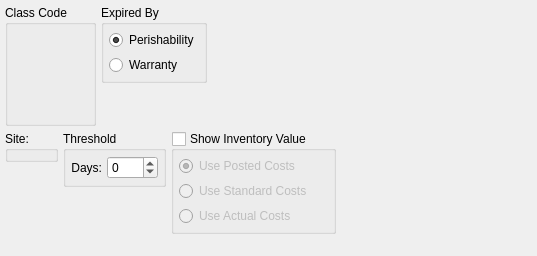
WooodHead/xtuple, file xtuple/trunk/guiclient/displays/dspExpiredInventoryByClassCode.ui: the form before one commit.
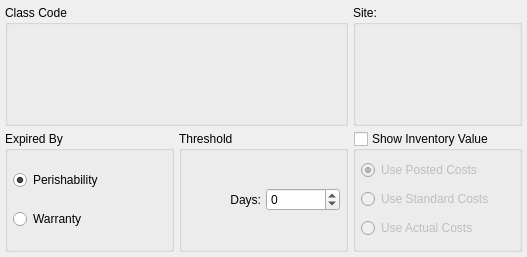
The form after the commit. Custom widgets are drawn as their Qt base class.

The edit to the form file:
```diff
--- a/xtuple/trunk/guiclient/displays/dspExpiredInventoryByClassCode.ui
+++ b/xtuple/trunk/guiclient/displays/dspExpiredInventoryByClassCode.ui
@@ -13,17 +13,15 @@
    <rect>
     <x>0</x>
     <y>0</y>
-    <width>537</width>
-    <height>256</height>
+    <width>527</width>
+    <height>257</height>
    </rect>
   </property>
   <property name="windowTitle">
    <string>Expired Inventory</string>
   </property>
-  <layout class="QVBoxLayout" name="verticalLayout_8">
-   <item>
-    <layout class="QHBoxLayout" name="horizontalLayout_2">
-     <item>
+  <layout class="QGridLayout" name="gridLayout">
+   <item row="0" column="0" colspan="2">
       <widget class="ParameterGroup" name="_classCode">
        <property name="focusPolicy">
         <enum>Qt::StrongFocus</enum>
@@ -36,9 +34,26 @@
        </property>
       </widget>
      </item>
-     <item>
-      <layout class="QVBoxLayout" name="verticalLayout_3">
-       <item>
+   <item row="0" column="2">
+    <widget class="WarehouseGroup" name="_warehouse">
+     <property name="sizePolicy">
+      <sizepolicy hsizetype="Preferred" vsizetype="Preferred">
+       <horstretch>0</horstretch>
+       <verstretch>0</verstretch>
+      </sizepolicy>
+     </property>
+     <property name="focusPolicy">
+      <enum>Qt::StrongFocus</enum>
+     </property>
+     <property name="title">
+      <string>Site:</string>
+     </property>
+     <property name="fixedSize">
+      <bool>false</bool>
+     </property>
+    </widget>
+   </item>
+   <item row="1" column="0">
         <widget class="QGroupBox" name="_expiredByGroup">
          <property name="title">
           <string>Expired By</string>
@@ -64,80 +79,7 @@
          </layout>
         </widget>
        </item>
-       <item>
-        <spacer name="verticalSpacer_2">
-         <property name="orientation">
-          <enum>Qt::Vertical</enum>
-         </property>
-         <property name="sizeType">
-          <enum>QSizePolicy::MinimumExpanding</enum>
-         </property>
-         <property name="sizeHint" stdset="0">
-          <size>
-           <width>20</width>
-           <height>0</height>
-          </size>
-         </property>
-        </spacer>
-       </item>
-      </layout>
-     </item>
-     <item>
-      <spacer name="horizontalSpacer">
-       <property name="orientation">
-        <enum>Qt::Horizontal</enum>
-       </property>
-       <property name="sizeHint" stdset="0">
-        <size>
-         <width>0</width>
-         <height>20</height>
-        </size>
-       </property>
-      </spacer>
-     </item>
-    </layout>
-   </item>
-   <item>
-    <layout class="QHBoxLayout" name="horizontalLayout_3">
-     <item>
-      <layout class="QVBoxLayout" name="verticalLayout_4">
-       <item>
-        <widget class="WarehouseGroup" name="_warehouse">
-         <property name="sizePolicy">
-          <sizepolicy hsizetype="Preferred" vsizetype="Preferred">
-           <horstretch>0</horstretch>
-           <verstretch>0</verstretch>
-          </sizepolicy>
-         </property>
-         <property name="focusPolicy">
-          <enum>Qt::StrongFocus</enum>
-         </property>
-         <property name="title">
-          <string>Site:</string>
-         </property>
-         <property name="fixedSize">
-          <bool>false</bool>
-         </property>
-        </widget>
-       </item>
-       <item>
-        <spacer name="verticalSpacer_3">
-         <property name="orientation">
-          <enum>Qt::Vertical</enum>
-         </property>
-         <property name="sizeHint" stdset="0">
-          <size>
-           <width>20</width>
-           <height>0</height>
-          </size>
-         </property>
-        </spacer>
-       </item>
-      </layout>
-     </item>
-     <item>
-      <layout class="QVBoxLayout" name="verticalLayout_5">
-       <item>
+   <item row="1" column="1">
         <widget class="QGroupBox" name="_optionsGroup">
          <property name="title">
           <string>Threshold</string>
@@ -166,37 +108,11 @@
          </layout>
         </widget>
        </item>
-       <item>
-        <spacer name="verticalSpacer_4">
-         <property name="orientation">
-          <enum>Qt::Vertical</enum>
-         </property>
-         <property name="sizeType">
-          <enum>QSizePolicy::Expanding</enum>
-         </property>
-         <property name="sizeHint" stdset="0">
-          <size>
-           <width>20</width>
-           <height>0</height>
-          </size>
-         </property>
-        </spacer>
-       </item>
-      </layout>
-     </item>
-     <item>
-      <layout class="QVBoxLayout" name="verticalLayout_7">
-       <item>
+   <item row="1" column="2">
         <widget class="QGroupBox" name="_showValue">
          <property name="enabled">
           <bool>true</bool>
          </property>
-         <property name="sizePolicy">
-          <sizepolicy hsizetype="Preferred" vsizetype="Fixed">
-           <horstretch>0</horstretch>
-           <verstretch>0</verstretch>
-          </sizepolicy>
-         </property>
          <property name="title">
           <string>Show Inventory Value</string>
          </property>
@@ -236,36 +152,6 @@
           </item>
          </layout>
         </widget>
-       </item>
-       <item>
-        <spacer name="verticalSpacer_5">
-         <property name="orientation">
-          <enum>Qt::Vertical</enum>
-         </property>
-         <property name="sizeHint" stdset="0">
-          <size>
-           <width>20</width>
-           <height>0</height>
-          </size>
-         </property>
-        </spacer>
-       </item>
-      </layout>
-     </item>
-     <item>
-      <spacer name="horizontalSpacer_2">
-       <property name="orientation">
-        <enum>Qt::Horizontal</enum>
-       </property>
-       <property name="sizeHint" stdset="0">
-        <size>
-         <width>0</width>
-         <height>20</height>
-        </size>
-       </property>
-      </spacer>
-     </item>
-    </layout>
    </item>
   </layout>
  </widget>
```
Lines whose indentation alone changed are shown as unchanged.
